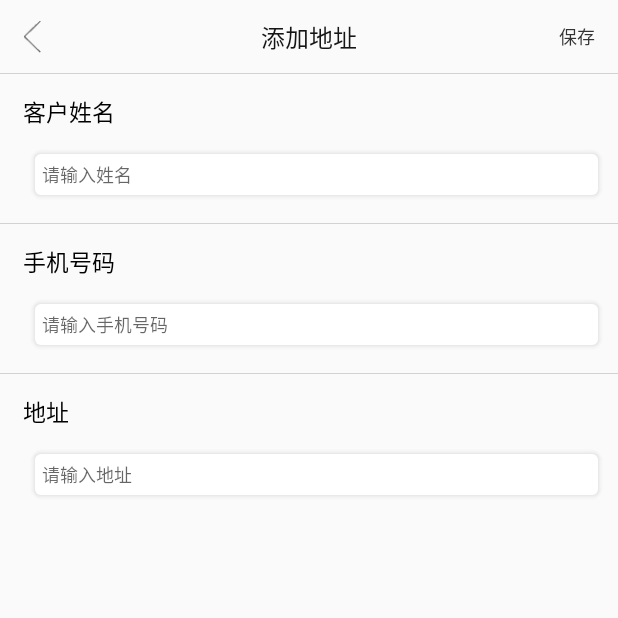
After one commit to kaifeng001/android-shop-app, an Android app: the AddCustomerActivity screen opened directly, with no data from a screen before it, on a phone screen of 412 x 824 dp, the top half of it. The commit adds this screen. Run offline under Robolectric (Android 15) with nearby library versions, the phone set to English and light mode, and no system bars.

Commit message:
顾客功能完成

```diff
--- a/app/build.gradle
+++ b/app/build.gradle
@@ -62,12 +62,7 @@ android {
 
 dependencies {
     implementation fileTree(dir: 'libs', include: ['*.jar'])
-    //noinspection GradleCompatible
     implementation 'com.android.support.constraint:constraint-layout:1.1.3'
-    testImplementation 'junit:junit:4.12'
-    androidTestImplementation 'com.android.support.test:runner:1.0.2'
-    androidTestImplementation 'com.android.support.test.espresso:espresso-core:3.0.2'
-    //noinspection GradleCompatible
     implementation 'com.makeramen:roundedimageview:2.2.1'
     implementation 'androidx.annotation:annotation:1.0.0'
     implementation 'androidx.recyclerview:recyclerview:1.0.0'
--- /dev/null
+++ b/app/src/main/java/com/fengkai/zhouyang/yangyanghongkong/customer/acitivity/AddCustomerActivity.java
@@ -0,0 +1,108 @@
+package com.fengkai.zhouyang.yangyanghongkong.customer.acitivity;
+
+import androidx.annotation.Nullable;
+import androidx.appcompat.app.AppCompatActivity;
+
+import android.content.Intent;
+import android.os.Bundle;
+import android.view.View;
+import android.widget.EditText;
+import android.widget.TextView;
+import android.widget.Toast;
+
+import com.fengkai.zhouyang.yangyanghongkong.R;
+import com.fengkai.zhouyang.yangyanghongkong.customer.model.Customer;
+import com.fengkai.zhouyang.yangyanghongkong.db.CustomerDatabase;
+
+public class AddCustomerActivity extends AppCompatActivity implements View.OnClickListener {
+    private EditText mName;
+    private EditText mAddress;
+    private EditText mPhone;
+    public static final int HAD_ADD_CUSTOMER = 2;
+    public static final int EDIT_BACK = 3;
+    private int mId = -1;
+
+    @Override
+    protected void onCreate(@Nullable Bundle savedInstanceState) {
+        super.onCreate(savedInstanceState);
+        setContentView(R.layout.layout_add_customer);
+        initTopView();
+        initView();
+        initData();
+    }
+
+    private void initData() {
+        Intent intent = getIntent();
+        String name = intent.getStringExtra("name");
+        String address = intent.getStringExtra("address");
+        String phone = intent.getStringExtra("phone");
+        mId = intent.getIntExtra("id", -1);
+        if (name != null) {
+            mName.setText(name);
+        }
+        if (address != null) {
+            mAddress.setText(address);
+        }
+        if (phone != null) {
+            mPhone.setText(phone);
+        }
+    }
+
+    private void initView() {
+        mName = findViewById(R.id.customer_name);
+        mAddress = findViewById(R.id.customer_address);
+        mPhone = findViewById(R.id.customer_phone);
+    }
+
+    private void initTopView() {
+        View topBack = findViewById(R.id.top_back);
+        topBack.setOnClickListener(this);
+        topBack.setVisibility(View.VISIBLE);
+        TextView topTitle = findViewById(R.id.top_title);
+        topTitle.setText("添加地址");
+        TextView topAdd = findViewById(R.id.top_right);
+        topAdd.setText("保存");
+        topAdd.setVisibility(View.VISIBLE);
+        topAdd.setOnClickListener(this);
+    }
+
+    @Override
+    public void onClick(View v) {
+        switch (v.getId()) {
+            case R.id.top_back:
+
+                finish();
+                break;
+            case R.id.top_right:
+                String name = mName.getText().toString();
+                String address = mAddress.getText().toString();
+                String phone = mPhone.getText().toString();
+                if (name == null) {
+                    Toast.makeText(this, "名字不能为空", Toast.LENGTH_SHORT).show();
+                    break;
+                } else if (phone == null) {
+                    Toast.makeText(this, "电话号码不能为空", Toast.LENGTH_SHORT).show();
+                    break;
+                } else if (address == null) {
+                    Toast.makeText(this, "地址不能为空", Toast.LENGTH_SHORT).show();
+                    break;
+                }
+                Customer customer = new Customer();
+                customer.name = name;
+                customer.phone = phone;
+                customer.address = address;
+                if (mId == -1) {
+                    Toast.makeText(this, "保存成功", Toast.LENGTH_SHORT).show();
+                    setResult(HAD_ADD_CUSTOMER);
+                    CustomerDatabase.insertDb(customer);
+                } else {
+                    Toast.makeText(this, "编辑完成", Toast.LENGTH_SHORT).show();
+                    setResult(EDIT_BACK);
+                    CustomerDatabase.updateById(customer, mId);
+                }
+                finish();
+                break;
+        }
+    }
+
+}
--- a/app/src/main/java/com/fengkai/zhouyang/yangyanghongkong/home/activity/CustomerActivity.java
+++ /dev/null
@@ -1,6 +0,0 @@
-package com.fengkai.zhouyang.yangyanghongkong.home.activity;
-
-import androidx.appcompat.app.AppCompatActivity;
-
-public class CustomerActivity extends AppCompatActivity {
-}
--- a/app/src/main/java/com/fengkai/zhouyang/yangyanghongkong/home/activity/MainActivity.java
+++ b/app/src/main/java/com/fengkai/zhouyang/yangyanghongkong/home/activity/MainActivity.java
@@ -98,7 +98,6 @@ public class MainActivity extends AppCompatActivity {
 
     public void initPermission() {
         if (Build.VERSION.SDK_INT >= Build.VERSION_CODES.M) {
-            // 检查该权限是否已经获取
             int i = ContextCompat.checkSelfPermission(this, permissions[0]);
             if (i == PackageManager.PERMISSION_GRANTED) {
                 return;
--- a/app/src/main/res/layout/item_layout_top.xml
+++ b/app/src/main/res/layout/item_layout_top.xml
@@ -41,7 +41,7 @@
         android:background="#d2d2d2"></View>
 
     <TextView
-        android:id="@+id/top_edit"
+        android:id="@+id/top_right"
         android:layout_width="wrap_content"
         android:layout_height="match_parent"
         android:layout_alignParentRight="true"
--- /dev/null
+++ b/app/src/main/res/layout/layout_add_customer.xml
@@ -0,0 +1,107 @@
+<?xml version="1.0" encoding="utf-8"?>
+<LinearLayout xmlns:android="http://schemas.android.com/apk/res/android"
+    android:layout_width="match_parent"
+    android:layout_height="match_parent"
+    android:orientation="vertical">
+
+    <include layout="@layout/item_layout_top"></include>
+
+    <RelativeLayout
+        android:layout_width="match_parent"
+        android:layout_height="50dp"
+        android:layout_marginLeft="15dp"
+        android:layout_marginRight="15dp">
+
+        <TextView
+            android:layout_width="wrap_content"
+            android:layout_height="wrap_content"
+            android:layout_centerVertical="true"
+            android:text="客户姓名"
+            android:textColor="@android:color/black"
+            android:textSize="15sp" />
+
+    </RelativeLayout>
+
+
+    <EditText
+        android:id="@+id/customer_name"
+        android:layout_width="match_parent"
+        android:layout_height="wrap_content"
+        android:layout_marginLeft="20dp"
+        android:layout_marginRight="10dp"
+        android:background="@drawable/shape_shadow"
+        android:hint="请输入姓名"
+        android:padding="8dp"
+        android:textSize="12sp" />
+
+
+    <View
+        android:layout_width="match_parent"
+        android:layout_height="1px"
+        android:layout_marginTop="15dp"
+        android:background="#d2d2d2"></View>
+
+    <RelativeLayout
+        android:layout_width="match_parent"
+        android:layout_height="50dp"
+        android:layout_marginLeft="15dp"
+        android:layout_marginRight="15dp">
+
+        <TextView
+            android:layout_width="wrap_content"
+            android:layout_height="wrap_content"
+            android:layout_centerVertical="true"
+            android:text="手机号码"
+            android:textColor="@android:color/black"
+            android:textSize="15sp" />
+
+    </RelativeLayout>
+
+
+    <EditText
+        android:id="@+id/customer_phone"
+        android:layout_width="match_parent"
+        android:layout_height="wrap_content"
+        android:layout_marginLeft="20dp"
+        android:layout_marginRight="10dp"
+        android:background="@drawable/shape_shadow"
+        android:hint="请输入手机号码"
+        android:inputType="number|numberDecimal"
+        android:padding="8dp"
+        android:textSize="12sp" />
+
+
+    <View
+        android:layout_width="match_parent"
+        android:layout_height="1px"
+        android:layout_marginTop="15dp"
+        android:background="#d2d2d2"></View>
+
+    <RelativeLayout
+        android:layout_width="match_parent"
+        android:layout_height="50dp"
+        android:layout_marginLeft="15dp"
+        android:layout_marginRight="15dp">
+
+        <TextView
+            android:layout_width="wrap_content"
+            android:layout_height="wrap_content"
+            android:layout_centerVertical="true"
+            android:text="地址"
+            android:textColor="@android:color/black"
+            android:textSize="15sp" />
+
+    </RelativeLayout>
+
+
+    <EditText
+        android:id="@+id/customer_address"
+        android:layout_width="match_parent"
+        android:layout_height="wrap_content"
+        android:layout_marginLeft="20dp"
+        android:layout_marginRight="10dp"
+        android:background="@drawable/shape_shadow"
+        android:hint="请输入地址"
+        android:padding="8dp"
+        android:textSize="12sp" />
+</LinearLayout>
```
Also changed, not shown: app/src/main/AndroidManifest.xml (+6 -1 lines), app/src/main/java/com/fengkai/zhouyang/yangyanghongkong/customer/acitivity/CustomerActivity.java (added, +88 -0 lines), app/src/main/java/com/fengkai/zhouyang/yangyanghongkong/customer/adapter/CustomerAdapter.java (added, +135 -0 lines), app/src/main/java/com/fengkai/zhouyang/yangyanghongkong/customer/model/Customer.java (added, +9 -0 lines), app/src/main/java/com/fengkai/zhouyang/yangyanghongkong/db/CustomerDatabase.java (added, +59 -0 lines), app/src/main/java/com/fengkai/zhouyang/yangyanghongkong/home/fragment/CenterFragment.java (+5 -4 lines), app/src/main/java/com/fengkai/zhouyang/yangyanghongkong/home/fragment/RecommendFragment.java (+4 -9 lines), app/src/main/java/com/fengkai/zhouyang/yangyanghongkong/utils/FileUtil.java (+8 -1 lines), app/src/main/res/drawable/background_line.xml (added, +9 -0 lines), app/src/main/res/layout/copy_popwindow.xml (added, +38 -0 lines), app/src/main/res/layout/item_layout_add_customer.xml (added, +32 -0 lines), app/src/main/res/layout/layout_customer.xml (added, +15 -0 lines), 2 other files.
